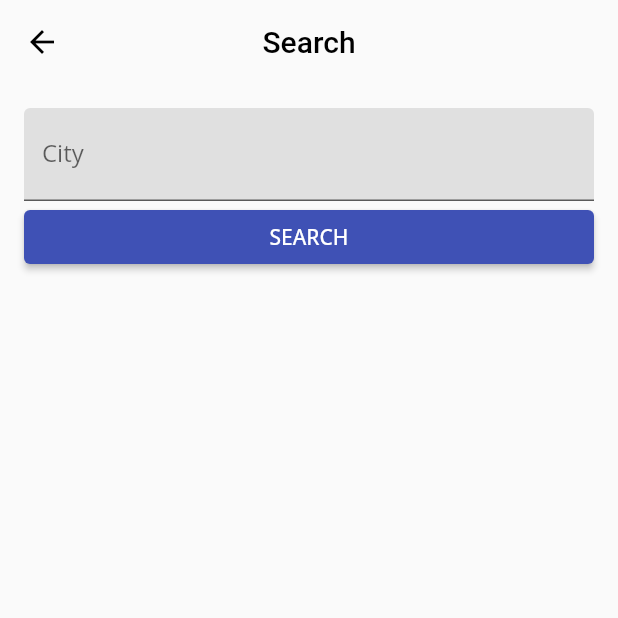
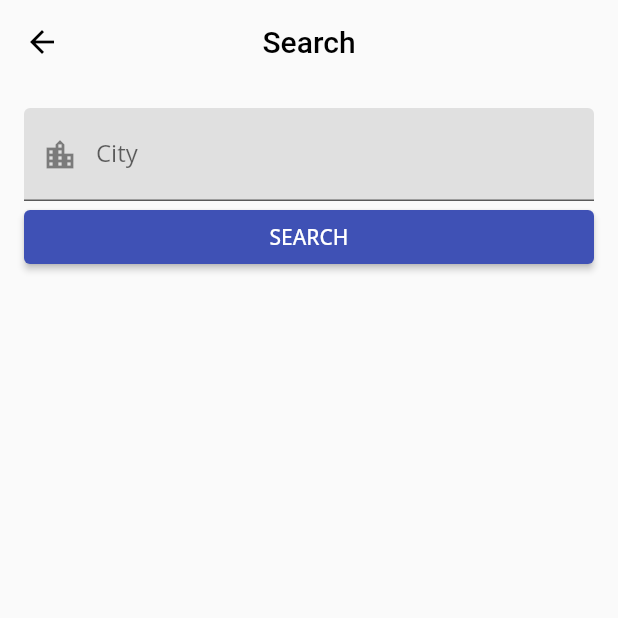
Before and after one commit to GroovinChip/very_good_weather, a Flutter app: the screen it shows after launch, after a tap on "Search", on a phone screen of 412 x 824 dp, the top half of it. Run offline on Flutter 3.47's test engine with Material 2 defaults, Android fonts, the phone set to English and light mode, and no system bars; our stand-ins replace bloc, equatable, flutter_bloc, freezed_annotation, google_fonts; missing offline and left inert: bitsdojo_window; generated files the repository leaves out were written again; statements that could not run were skipped.

Commit message:
Various platform adaptations
* AdaptiveAppBar allows for moving the window around on macos by clicking and dragging
* Adaptive switch in settings
* Adaptive icons
* Add prefixIcon to search field

```diff
--- a/lib/ui/screens/city_selection.dart
+++ b/lib/ui/screens/city_selection.dart
@@ -1,4 +1,8 @@
+import 'dart:io';
+
 import 'package:flutter/material.dart';
+import 'package:very_good_weather/ui/widgets/adaptive_app_bar.dart';
+import 'package:very_good_weather/ui/widgets/adaptive_city_icon.dart';
 
 class CitySelection extends StatefulWidget {
   @override
@@ -10,17 +14,9 @@ class _CitySelectionState extends State<CitySelection> {
 
   @override
   Widget build(BuildContext context) {
-    final textColor = Theme.of(context).brightness == Brightness.dark
-        ? Colors.white
-        : Colors.black;
     return Scaffold(
-      appBar: AppBar(
-        title: Text(
-          'Search',
-          style: TextStyle(
-            color: textColor,
-          ),
-        ),
+      appBar: AdaptiveAppBar(
+        titleText: 'Search',
       ),
       body: Form(
         child: Column(
@@ -30,11 +26,15 @@ class _CitySelectionState extends State<CitySelection> {
               child: TextFormField(
                 controller: _textController,
                 decoration: InputDecoration(
+                  prefixIcon: AdaptiveCityIcon(),
                   labelText: 'City',
                   hintText: 'Chicago',
                 ),
               ),
             ),
+            if (Platform.isMacOS) ...[
+              const SizedBox(height: 8.0),
+            ],
             Padding(
               padding: const EdgeInsets.symmetric(horizontal: 16.0),
               child: SizedBox(
--- a/lib/ui/screens/settings_screen.dart
+++ b/lib/ui/screens/settings_screen.dart
@@ -3,21 +3,14 @@ import 'package:flutter_bloc/flutter_bloc.dart';
 import 'package:very_good_weather/state/blocs/settings_bloc.dart';
 import 'package:very_good_weather/state/settings_event.dart';
 import 'package:very_good_weather/state/events/settings_state.dart';
+import 'package:very_good_weather/ui/widgets/adaptive_app_bar.dart';
 
 class Settings extends StatelessWidget {
   @override
   Widget build(BuildContext context) {
-    final textColor = Theme.of(context).brightness == Brightness.dark
-        ? Colors.white
-        : Colors.black;
     return Scaffold(
-      appBar: AppBar(
-        title: Text(
-          'Settings',
-          style: TextStyle(
-            color: textColor,
-          ),
-        ),
+      appBar: AdaptiveAppBar(
+        titleText: 'Settings',
       ),
       body: ListView(
         children: <Widget>[
@@ -28,7 +21,8 @@ class Settings extends StatelessWidget {
               ),
               isThreeLine: true,
               subtitle: Text('Use metric measurements for temperature units.'),
-              trailing: Switch(
+              trailing: Switch.adaptive(
+                activeColor: Theme.of(context).accentColor,
                 value: state.temperatureUnits == TemperatureUnits.celsius,
                 onChanged: (_) => BlocProvider.of<SettingsBloc>(context).add(
                   TemperatureUnitsToggled(),
--- a/lib/ui/screens/weather_screen.dart
+++ b/lib/ui/screens/weather_screen.dart
@@ -1,5 +1,8 @@
 import 'dart:async';
+import 'dart:io';
 
+import 'package:bitsdojo_window/bitsdojo_window.dart';
+import 'package:flutter/cupertino.dart';
 import 'package:flutter/material.dart';
 import 'package:flutter/services.dart';
 import 'package:flutter_bloc/flutter_bloc.dart';
@@ -11,6 +14,9 @@ import 'package:very_good_weather/state/events/theme_event.dart';
 import 'package:very_good_weather/state/theme_state.dart';
 import 'package:very_good_weather/ui/screens/city_selection.dart';
 import 'package:very_good_weather/ui/screens/settings_screen.dart';
+import 'package:very_good_weather/ui/widgets/adaptive_app_bar.dart';
+import 'package:very_good_weather/ui/widgets/adaptive_search_icon.dart';
+import 'package:very_good_weather/ui/widgets/adaptive_settings_icon.dart';
 import 'package:very_good_weather/ui/widgets/combined_weather_temperature.dart';
 import 'package:very_good_weather/ui/widgets/gradient_container.dart';
 import 'package:very_good_weather/ui/widgets/last_updated.dart';
@@ -32,17 +38,9 @@ class _WeatherState extends State<Weather> {
 
   @override
   Widget build(BuildContext context) {
-    final textColor = Theme.of(context).brightness == Brightness.dark
-        ? Colors.white
-        : Colors.black;
     return Scaffold(
-      appBar: AppBar(
-        title: Text(
-          'Very Good Weather',
-          style: TextStyle(
-            color: textColor,
-          ),
-        ),
+      appBar: AdaptiveAppBar(
+        titleText: 'Very Good Weather',
       ),
       body: Center(
         child: BlocConsumer<WeatherBloc, WeatherState>(
@@ -119,7 +117,7 @@ class _WeatherState extends State<Weather> {
         child: Row(
           children: [
             IconButton(
-              icon: Icon(Icons.settings),
+              icon: AdaptiveSettingsIcon(),
               onPressed: () {
                 Navigator.push(
                   context,
@@ -147,7 +145,7 @@ class _WeatherState extends State<Weather> {
           }
         },
         label: Text('Search'),
-        icon: Icon(Icons.search),
+        icon: AdaptiveSearchIcon(),
       ),
     );
   }
--- a/lib/ui/themes.dart
+++ b/lib/ui/themes.dart
@@ -7,6 +7,7 @@ class Themes {
   static ThemeData get lightTheme => ThemeData(
         brightness: Brightness.light,
         primaryColor: Colors.indigo,
+        accentColor: Colors.indigoAccent,
         textTheme: GoogleFonts.openSansTextTheme(
           ThemeData.light().textTheme,
         ),
@@ -33,6 +34,7 @@ class Themes {
   static ThemeData get darkTheme => ThemeData(
         brightness: Brightness.dark,
         primaryColor: Colors.indigo,
+        accentColor: Colors.indigoAccent,
         appBarTheme: AppBarTheme(
           elevation: 0,
           centerTitle: true,
--- /dev/null
+++ b/lib/ui/widgets/adaptive_app_bar.dart
@@ -0,0 +1,48 @@
+import 'dart:io';
+
+import 'package:bitsdojo_window/bitsdojo_window.dart';
+import 'package:flutter/material.dart';
+
+class AdaptiveAppBar extends StatefulWidget implements PreferredSizeWidget {
+  const AdaptiveAppBar({
+    Key? key,
+    required this.titleText,
+  }) : super(key: key);
+
+  final String titleText;
+
+  @override
+  _AdaptiveAppBarState createState() => _AdaptiveAppBarState();
+
+  @override
+  Size get preferredSize => AppBar().preferredSize;
+}
+
+class _AdaptiveAppBarState extends State<AdaptiveAppBar> {
+  @override
+  Widget build(BuildContext context) {
+    if (Platform.isMacOS) {
+      return PreferredSize(
+        preferredSize: AppBar().preferredSize,
+        child: MoveWindow(
+          child: AppBar(
+            toolbarHeight: AppBar().toolbarHeight,
+            title: Text(widget.titleText),
+          ),
+        ),
+      );
+    } else {
+      final textColor = Theme.of(context).brightness == Brightness.dark
+          ? Colors.white
+          : Colors.black;
+      return AppBar(
+        title: Text(
+          widget.titleText,
+          style: TextStyle(
+            color: textColor,
+          ),
+        ),
+      );
+    }
+  }
+}
--- /dev/null
+++ b/lib/ui/widgets/adaptive_city_icon.dart
@@ -0,0 +1,15 @@
+import 'dart:io';
+
+import 'package:flutter/cupertino.dart';
+import 'package:flutter/material.dart';
+
+class AdaptiveCityIcon extends StatelessWidget {
+  @override
+  Widget build(BuildContext context) {
+    if (Platform.isIOS || Platform.isMacOS) {
+      return Icon(CupertinoIcons.building_2_fill);
+    } else {
+      return Icon(Icons.location_city);
+    }
+  }
+}
--- /dev/null
+++ b/lib/ui/widgets/adaptive_search_icon.dart
@@ -0,0 +1,17 @@
+import 'dart:io';
+
+import 'package:flutter/cupertino.dart';
+import 'package:flutter/material.dart';
+
+class AdaptiveSearchIcon extends StatelessWidget {
+  const AdaptiveSearchIcon({Key? key}) : super(key: key);
+
+  @override
+  Widget build(BuildContext context) {
+    if (Platform.isIOS || Platform.isMacOS) {
+      return Icon(CupertinoIcons.search);
+    } else {
+      return Icon(Icons.search);
+    }
+  }
+}
--- /dev/null
+++ b/lib/ui/widgets/adaptive_settings_icon.dart
@@ -0,0 +1,17 @@
+import 'dart:io';
+
+import 'package:flutter/cupertino.dart';
+import 'package:flutter/material.dart';
+
+class AdaptiveSettingsIcon extends StatelessWidget {
+  const AdaptiveSettingsIcon({Key? key}) : super(key: key);
+
+  @override
+  Widget build(BuildContext context) {
+    if (Platform.isIOS || Platform.isMacOS) {
+      return Icon(CupertinoIcons.settings);
+    } else {
+      return Icon(Icons.settings);
+    }
+  }
+}
--- a/pubspec.yaml
+++ b/pubspec.yaml
@@ -10,6 +10,7 @@ dependencies:
   flutter:
     sdk: flutter
 
+  bitsdojo_window: ^0.1.0+1
   cupertino_icons: ^1.0.3
   freezed_annotation: ^0.14.2
   flutter_bloc: ^7.0.1
@@ -26,7 +27,6 @@ dev_dependencies:
   json_serializable: ^4.1.3
   mockito: ^5.0.9
 
-
 flutter:
   uses-material-design: true
   assets:
```
Also changed, not shown: pubspec.lock, 3 other files.
